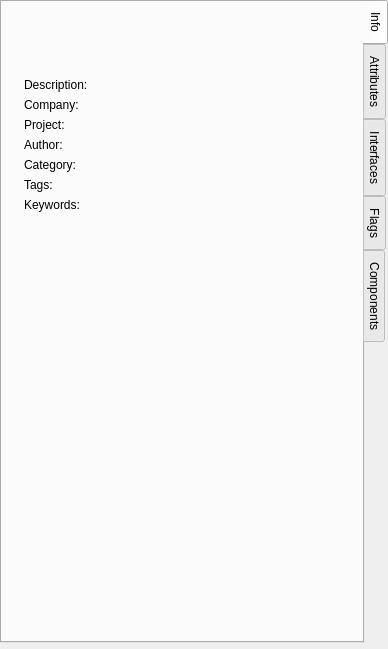
Old version of the form AcfSln/Include/icmpstr/CAttributeEditorComp.ui in the repository ImagingTools/AcfPublic.
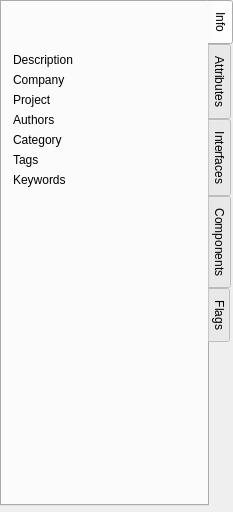
New version of the form. Icons and pictures are not drawn.

What changed in the file:
```diff
--- a/AcfSln/Include/icmpstr/CAttributeEditorComp.ui
+++ b/AcfSln/Include/icmpstr/CAttributeEditorComp.ui
@@ -6,8 +6,8 @@
    <rect>
     <x>0</x>
     <y>0</y>
-    <width>388</width>
-    <height>649</height>
+    <width>229</width>
+    <height>512</height>
    </rect>
   </property>
   <property name="windowTitle">
@@ -40,7 +40,6 @@
          </property>
          <property name="font">
           <font>
-           <pointsize>12</pointsize>
            <weight>75</weight>
            <bold>true</bold>
           </font>
@@ -98,14 +97,32 @@
          <property name="sizeHint" stdset="0">
           <size>
            <width>0</width>
-           <height>10</height>
+           <height>0</height>
           </size>
          </property>
         </spacer>
        </item>
        <item>
-        <widget class="QWidget" name="MetaInfoFrame" native="true">
-         <layout class="QGridLayout" name="gridLayout">
+        <widget class="QFrame" name="MetaInfoFrame">
+         <property name="sizePolicy">
+          <sizepolicy hsizetype="Ignored" vsizetype="Preferred">
+           <horstretch>0</horstretch>
+           <verstretch>0</verstretch>
+          </sizepolicy>
+         </property>
+         <layout class="QFormLayout" name="formLayout">
+          <property name="leftMargin">
+           <number>0</number>
+          </property>
+          <property name="topMargin">
+           <number>0</number>
+          </property>
+          <property name="rightMargin">
+           <number>0</number>
+          </property>
+          <property name="bottomMargin">
+           <number>0</number>
+          </property>
           <item row="0" column="0">
            <widget class="QLabel" name="label_5">
             <property name="sizePolicy">
@@ -115,7 +132,7 @@
              </sizepolicy>
             </property>
             <property name="text">
-             <string>Description:</string>
+             <string>Description</string>
             </property>
            </widget>
           </item>
@@ -132,7 +149,7 @@
           <item row="1" column="0">
            <widget class="QLabel" name="label_7">
             <property name="text">
-             <string>Company:</string>
+             <string>Company</string>
             </property>
            </widget>
           </item>
@@ -149,7 +166,7 @@
           <item row="2" column="0">
            <widget class="QLabel" name="label_2">
             <property name="text">
-             <string>Project:</string>
+             <string>Project</string>
             </property>
            </widget>
           </item>
@@ -166,7 +183,7 @@
           <item row="3" column="0">
            <widget class="QLabel" name="label_3">
             <property name="text">
-             <string>Author:</string>
+             <string>Authors</string>
             </property>
            </widget>
           </item>
@@ -183,7 +200,7 @@
           <item row="4" column="0">
            <widget class="QLabel" name="label">
             <property name="text">
-             <string>Category:</string>
+             <string>Category</string>
             </property>
            </widget>
           </item>
@@ -200,7 +217,7 @@
           <item row="5" column="0">
            <widget class="QLabel" name="label_8">
             <property name="text">
-             <string>Tags:</string>
+             <string>Tags</string>
             </property>
            </widget>
           </item>
@@ -217,7 +234,7 @@
           <item row="6" column="0">
            <widget class="QLabel" name="label_4">
             <property name="text">
-             <string>Keywords:</string>
+             <string>Keywords</string>
             </property>
            </widget>
           </item>
@@ -235,6 +252,11 @@
         </widget>
        </item>
        <item>
+        <layout class="QVBoxLayout" name="verticalLayout_4">
+         <property name="spacing">
+          <number>0</number>
+         </property>
+         <item>
         <spacer name="verticalSpacer_2">
          <property name="orientation">
           <enum>Qt::Vertical</enum>
@@ -252,6 +274,9 @@
        </item>
        <item>
         <layout class="QHBoxLayout" name="horizontalLayout">
+           <property name="spacing">
+            <number>0</number>
+           </property>
          <item>
           <spacer name="horizontalSpacer">
            <property name="orientation">
@@ -259,8 +284,8 @@
            </property>
            <property name="sizeHint" stdset="0">
             <size>
-             <width>40</width>
-             <height>20</height>
+               <width>0</width>
+               <height>0</height>
             </size>
            </property>
           </spacer>
@@ -300,8 +325,8 @@
            </property>
            <property name="sizeHint" stdset="0">
             <size>
-             <width>40</width>
-             <height>20</height>
+               <width>0</width>
+               <height>0</height>
             </size>
            </property>
           </spacer>
@@ -319,10 +344,12 @@
          <property name="sizeHint" stdset="0">
           <size>
            <width>0</width>
-           <height>28</height>
+             <height>0</height>
           </size>
          </property>
         </spacer>
+         </item>
+        </layout>
        </item>
       </layout>
      </widget>
@@ -384,6 +411,45 @@
        </item>
       </layout>
      </widget>
+     <widget class="QWidget" name="ComponentTab">
+      <attribute name="title">
+       <string>Components</string>
+      </attribute>
+      <layout class="QVBoxLayout" name="verticalLayout_2">
+       <property name="leftMargin">
+        <number>0</number>
+       </property>
+       <property name="topMargin">
+        <number>0</number>
+       </property>
+       <property name="rightMargin">
+        <number>0</number>
+       </property>
+       <property name="bottomMargin">
+        <number>0</number>
+       </property>
+       <item>
+        <widget class="QTreeWidget" name="ComponentsTree">
+         <property name="frameShape">
+          <enum>QFrame::NoFrame</enum>
+         </property>
+         <property name="alternatingRowColors">
+          <bool>true</bool>
+         </property>
+         <column>
+          <property name="text">
+           <string>Component</string>
+          </property>
+         </column>
+         <column>
+          <property name="text">
+           <string>Export alias</string>
+          </property>
+         </column>
+        </widget>
+       </item>
+      </layout>
+     </widget>
      <widget class="QWidget" name="FlagsTab">
       <attribute name="title">
        <string>Flags</string>
@@ -415,33 +481,6 @@
        </item>
       </layout>
      </widget>
-     <widget class="QWidget" name="ComponentTab">
-      <attribute name="title">
-       <string>Components</string>
-      </attribute>
-      <layout class="QVBoxLayout" name="verticalLayout_2">
-       <property name="margin">
-        <number>0</number>
-       </property>
-       <item>
-        <widget class="QTreeWidget" name="ComponentsTree">
-         <property name="frameShape">
-          <enum>QFrame::NoFrame</enum>
-         </property>
-         <column>
-          <property name="text">
-           <string>Component</string>
-          </property>
-         </column>
-         <column>
-          <property name="text">
-           <string>Export alias</string>
-          </property>
-         </column>
-        </widget>
-       </item>
-      </layout>
-     </widget>
     </widget>
    </item>
    <item>
```
Left out of the diff: 55 changed lines with no effect on the pictures. Lines whose indentation alone changed are shown as unchanged.
